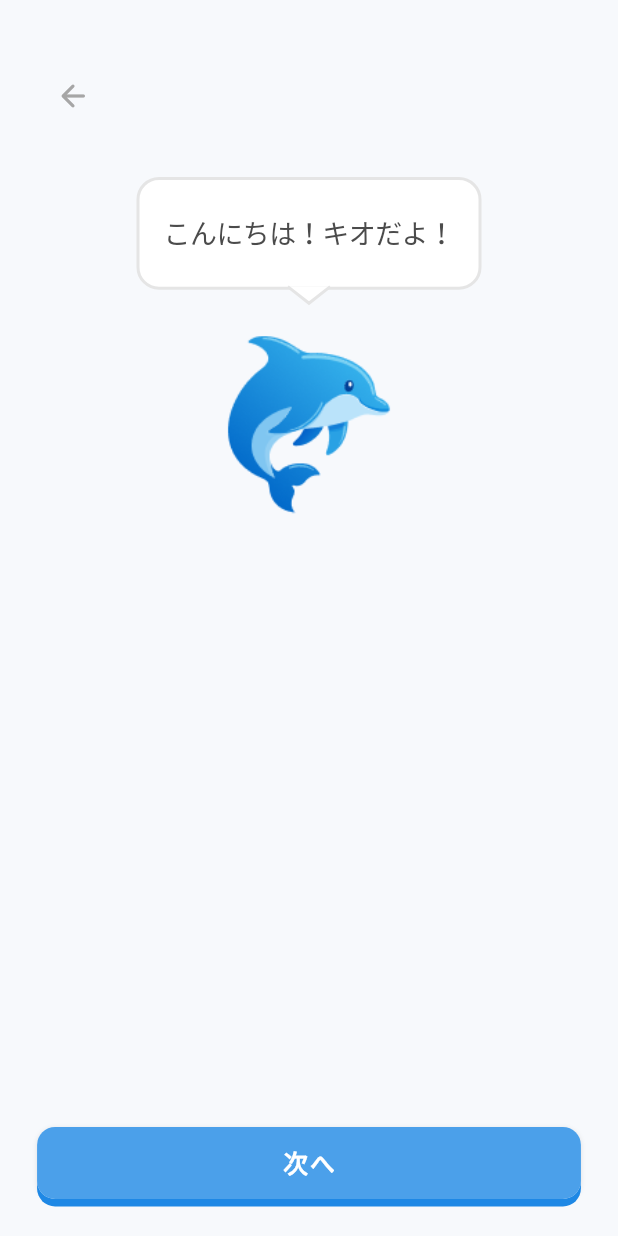
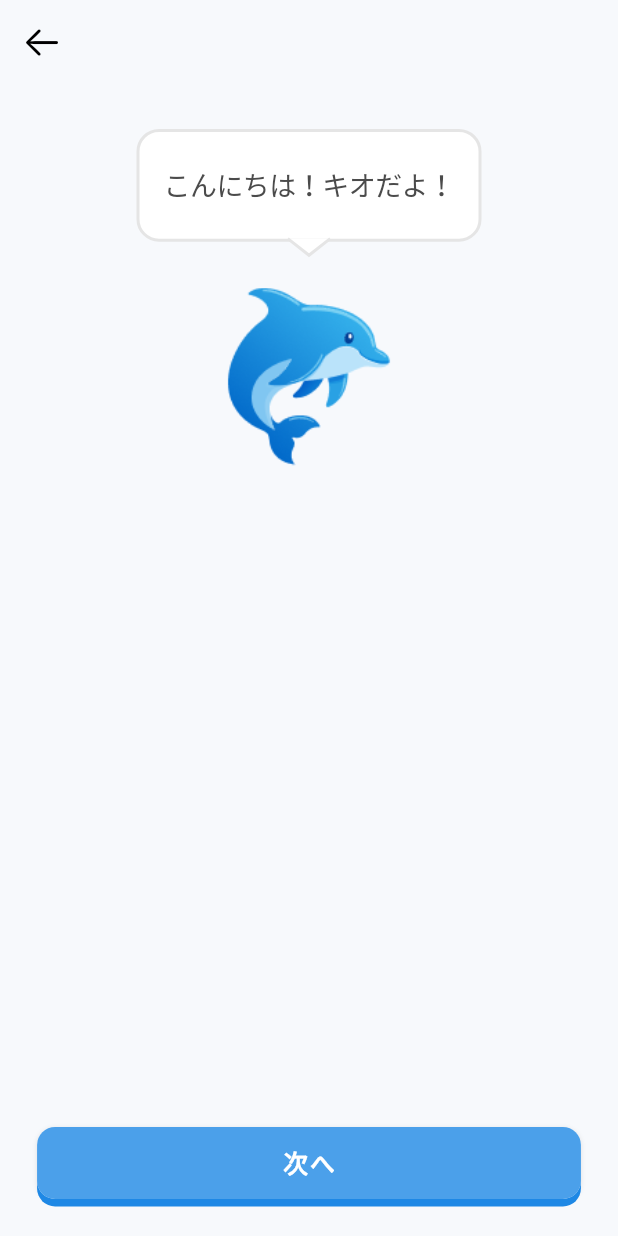
Before and after one commit to nomatake/KiokuNaviApp, a Flutter app: the TutorialView screen opened by its route, on a phone screen of 412 x 824 dp. Run offline on Flutter 3.47's test engine with Material 3 defaults, Android fonts, the phone set to English and light mode, and no system bars; our stand-ins replace animated_custom_dropdown, calendar_date_picker2, form_builder_validators, get, getwidget and 1 more; generated files the repository leaves out were written again; Roboto replaces fonts that are missing (Hiragino Sans).

Commit message:
Add component reuse guidelines and update TutorialView to utilize CustomAppbar for consistent UI

```diff
--- a/lib/app/modules/tutorial/views/tutorial_view.dart
+++ b/lib/app/modules/tutorial/views/tutorial_view.dart
@@ -9,6 +9,7 @@ import 'package:kioku_navi/widgets/padded_wrapper.dart';
 import 'package:kioku_navi/utils/sizes.dart';
 import 'package:kioku_navi/utils/extensions.dart';
 import 'package:kioku_navi/widgets/custom_tooltip.dart';
+import 'package:kioku_navi/widgets/custom_appbar.dart';
 
 class TutorialView extends GetView<TutorialController> {
   const TutorialView({super.key});
@@ -16,20 +17,14 @@ class TutorialView extends GetView<TutorialController> {
   @override
   Widget build(BuildContext context) {
     return Scaffold(
-      backgroundColor: const Color(0xFFF7F9FC),
+      appBar: CustomAppbar(
+        onBackPressed: () => Get.back(),
+        color: Colors.white,
+      ),
       body: SafeArea(
         child: PaddedWrapper(
           child: Column(
             children: [
-              const SizedBox(height: 40),
-              // Back arrow
-              Align(
-                alignment: Alignment.centerLeft,
-                child: IconButton(
-                  icon: const Icon(Icons.arrow_back_rounded, color: Color(0xFFA6A6A6)),
-                  onPressed: () => Get.back(),
-                ),
-              ),
               const SizedBox(height: 30),
               // CustomTooltip for greeting message (Figma style, always visible)
               CustomTooltip(
```
Also changed, not shown: 1 other file.
